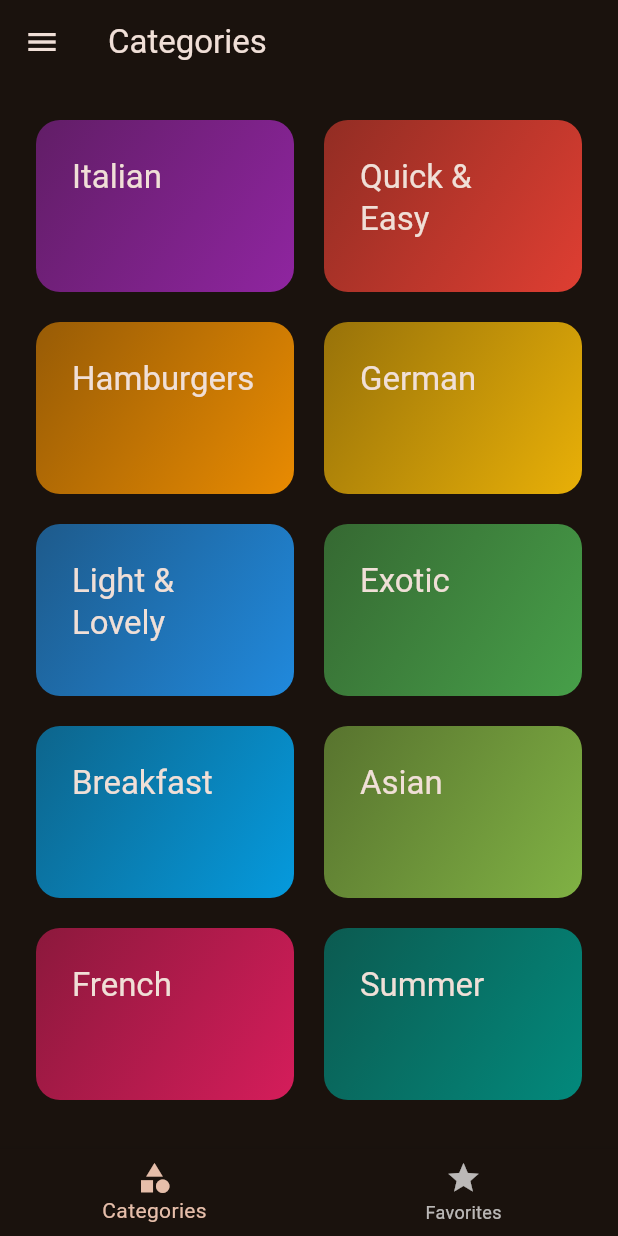
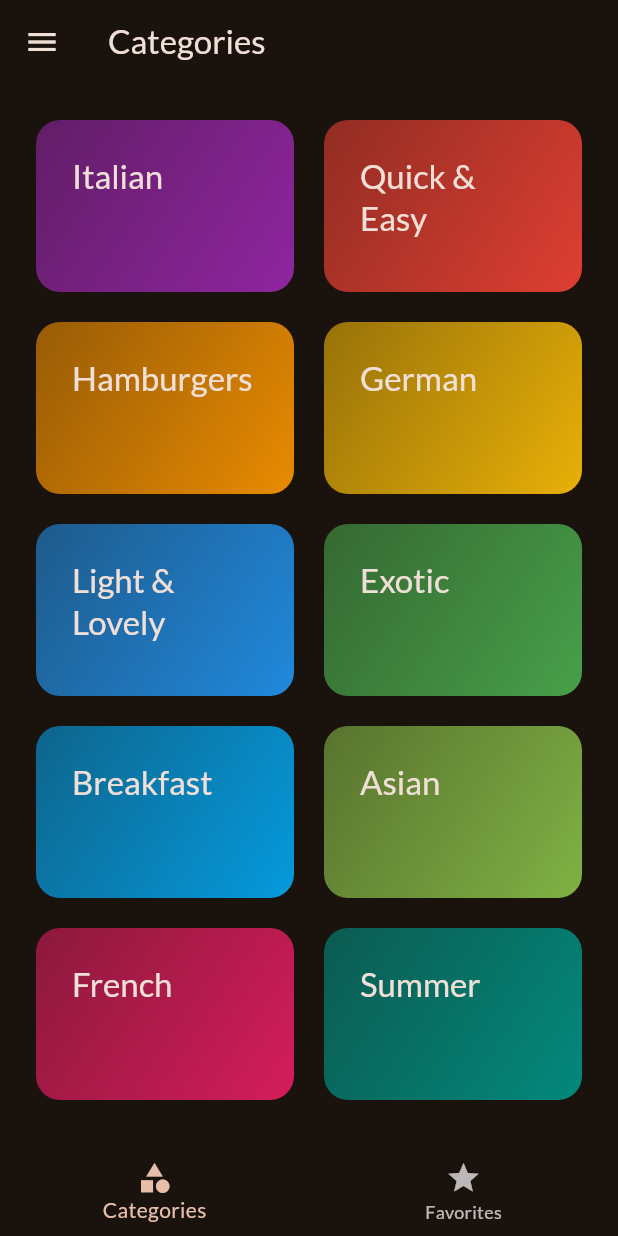
Before and after one commit to mernaislam/Meals-App, a Flutter app: the screen it shows after launch, on a phone screen of 412 x 824 dp. Run offline on Flutter 3.47's test engine with Material 2 defaults, Android fonts, the phone set to English and light mode, and no system bars; our stand-ins replace flutter_riverpod, google_fonts, transparent_image.

```diff
--- a/meals_app/lib/main.dart
+++ b/meals_app/lib/main.dart
@@ -1,7 +1,7 @@
 import 'package:flutter/material.dart';
 import 'package:flutter_riverpod/flutter_riverpod.dart';
 
-// import 'package:google_fonts/google_fonts.dart';
+import 'package:google_fonts/google_fonts.dart';
 import 'package:meals_app/screen/tab_screen.dart';
 
 final theme = ThemeData(
@@ -10,7 +10,7 @@ final theme = ThemeData(
     brightness: Brightness.dark,
     seedColor: const Color.fromARGB(255, 131, 57, 0),
   ),
-  // textTheme: GoogleFonts.latoTextTheme(),
+  textTheme: GoogleFonts.latoTextTheme(),
 );
 
 void main() {
```
